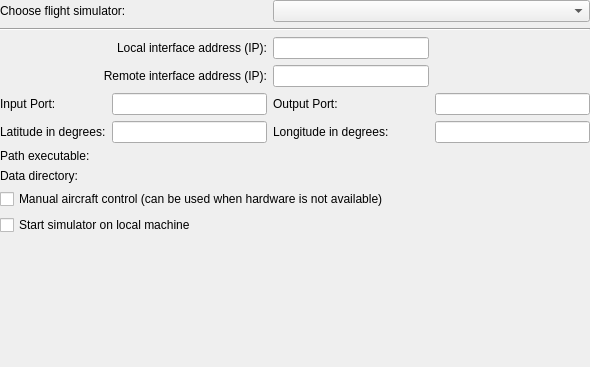
Above: ground/openpilotgcs/src/plugins/hitlnew/hitloptionspage.ui from openpilot/OpenPilot before the change. Below: the same form after it.
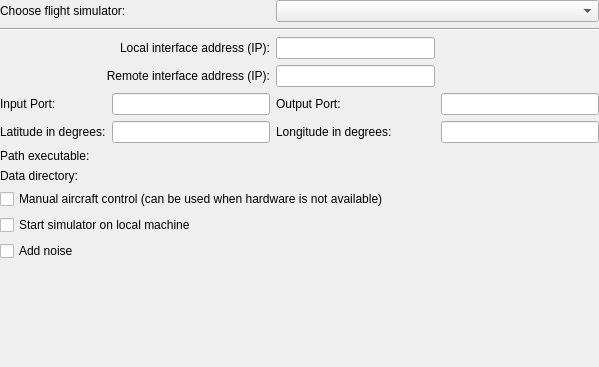
That is the form after the change. Custom widgets are drawn as their Qt base class.

Commit message: Refactored HiTL for a common API from simulators. Also added noise generator. In addition, PFD now displays calibrated airspeed. Also added throttle commands for all four channesl (it is now possible to fly a 747)

The edit to the form file:
```diff
--- a/ground/openpilotgcs/src/plugins/hitlnew/hitloptionspage.ui
+++ b/ground/openpilotgcs/src/plugins/hitlnew/hitloptionspage.ui
@@ -6,7 +6,7 @@
    <rect>
     <x>0</x>
     <y>0</y>
-    <width>590</width>
+    <width>599</width>
     <height>367</height>
    </rect>
   </property>
@@ -40,7 +40,7 @@
      </property>
     </widget>
    </item>
-   <item row="11" column="2">
+   <item row="12" column="2">
     <spacer name="verticalSpacer">
      <property name="orientation">
       <enum>Qt::Vertical</enum>
@@ -259,6 +259,13 @@
      </property>
     </widget>
    </item>
+   <item row="11" column="1">
+    <widget class="QCheckBox" name="noiseCheckBox">
+     <property name="text">
+      <string>Add noise</string>
+     </property>
+    </widget>
+   </item>
   </layout>
  </widget>
  <customwidgets>
```
The commit also changes 14 other files.
